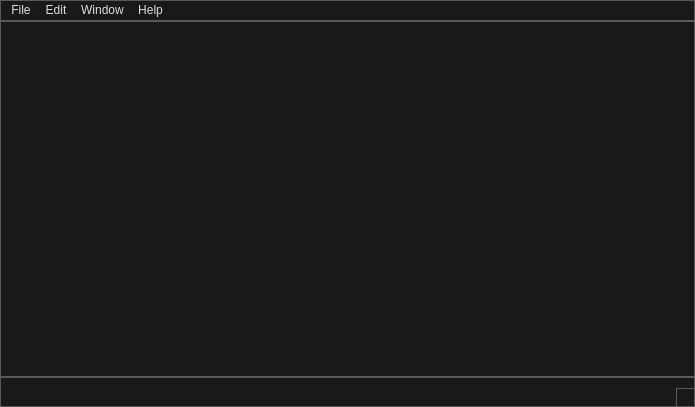
Qt form frontend/main/main_window.ui (XmYx/ainodes-pyside) before a commit.
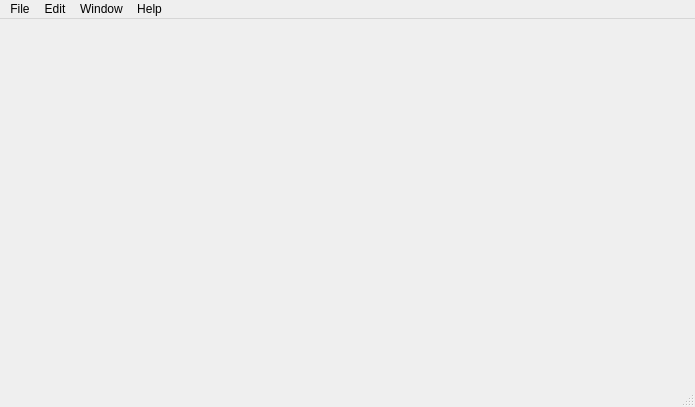
The same form after that commit.

Diff of the .ui file:
```diff
--- a/frontend/main/main_window.ui
+++ b/frontend/main/main_window.ui
@@ -23,287 +23,7 @@
    <double>1.000000000000000</double>
   </property>
   <property name="styleSheet">
-   <string notr="true">/*
-	Copyright 2013 Emanuel Claesson
-
-	Licensed under the Apache License, Version 2.0 (the &quot;License&quot;);
-	you may not use this file except in compliance with the License.
-	You may obtain a copy of the License at
-
-		http://www.apache.org/licenses/LICENSE-2.0
-
-	Unless required by applicable law or agreed to in writing, software
-	distributed under the License is distributed on an &quot;AS IS&quot; BASIS,
-	WITHOUT WARRANTIES OR CONDITIONS OF ANY KIND, either express or implied.
-	See the License for the specific language governing permissions and
-	limitations under the License.
-*/
-
-/*
-	COLOR_DARK     = #191919
-	COLOR_MEDIUM   = #353535
-	COLOR_MEDLIGHT = #5A5A5A
-	COLOR_LIGHT    = #DDDDDD
-	COLOR_ACCENT   = #3D7848
-*/
-
-* {
-	background: #191919;
-	color: #DDDDDD;
-	border: 1px solid #5A5A5A;
-}
-
-QWidget::item:selected {
-	background: #3D7848;
-}
-
-QCheckBox, QRadioButton {
-	border: none;
-}
-
-QRadioButton::indicator, QCheckBox::indicator {
-	width: 13px;
-	height: 13px;
-}
-
-QRadioButton::indicator::unchecked, QCheckBox::indicator::unchecked {
-	border: 1px solid #5A5A5A;
-	background: none;
-}
-
-QRadioButton::indicator:unchecked:hover, QCheckBox::indicator:unchecked:hover {
-	border: 1px solid #DDDDDD;
-}
-
-QRadioButton::indicator::checked, QCheckBox::indicator::checked {
-	border: 1px solid #5A5A5A;
-	background: #5A5A5A;
-}
-
-QRadioButton::indicator:checked:hover, QCheckBox::indicator:checked:hover {
-	border: 1px solid #DDDDDD;
-	background: #DDDDDD;
-}
-
-QGroupBox {
-	margin-top: 6px;
-}
-
-QGroupBox::title {
-	top: -7px;
-	left: 7px;
-}
-
-QScrollBar {
-	border: 1px solid #5A5A5A;
-	background: #191919;
-}
-
-QScrollBar:horizontal {
-	height: 15px;
-	margin: 0px 0px 0px 32px;
-}
-
-QScrollBar:vertical {
-	width: 15px;
-	margin: 32px 0px 0px 0px;
-}
-
-QScrollBar::handle {
-	background: #353535;
-	border: 1px solid #5A5A5A;
-}
-
-QScrollBar::handle:horizontal {
-	border-width: 0px 1px 0px 1px;
-}
-
-QScrollBar::handle:vertical {
-	border-width: 1px 0px 1px 0px;
-}
-
-QScrollBar::handle:horizontal {
-	min-width: 20px;
-}
-
-QScrollBar::handle:vertical {
-	min-height: 20px;
-}
-
-QScrollBar::add-line, QScrollBar::sub-line {
-	background:#353535;
-	border: 1px solid #5A5A5A;
-	subcontrol-origin: margin;
-}
-
-QScrollBar::add-line {
-	position: absolute;
-}
-
-QScrollBar::add-line:horizontal {
-	width: 15px;
-	subcontrol-position: left;
-	left: 15px;
-}
-
-QScrollBar::add-line:vertical {
-	height: 15px;
-	subcontrol-position: top;
-	top: 15px;
-}
-
-QScrollBar::sub-line:horizontal {
-	width: 15px;
-	subcontrol-position: top left;
-}
-
-QScrollBar::sub-line:vertical {
-	height: 15px;
-	subcontrol-position: top;
-}
-
-QScrollBar:left-arrow, QScrollBar::right-arrow, QScrollBar::up-arrow, QScrollBar::down-arrow {
-	border: 1px solid #5A5A5A;
-	width: 3px;
-	height: 3px;
-}
-
-QScrollBar::add-page, QScrollBar::sub-page {
-	background: none;
-}
-
-QAbstractButton:hover {
-	background: #353535;
-}
-
-QAbstractButton:pressed {
-	background: #5A5A5A;
-}
-
-QAbstractItemView {
-	show-decoration-selected: 1;
-	selection-background-color: #3D7848;
-	selection-color: #DDDDDD;
-	alternate-background-color: #353535;
-}
-
-QHeaderView {
-	border: 1px solid #5A5A5A;
-}
-
-QHeaderView::section {
-	background: #191919;
-	border: 1px solid #5A5A5A;
-	padding: 4px;
-}
-
-QHeaderView::section:selected, QHeaderView::section::checked {
-	background: #353535;
-}
-
-QTableView {
-	gridline-color: #5A5A5A;
-}
-
-QTabBar {
-	margin-left: 2px;
-}
-
-QTabBar::tab {
-	border-radius: 0px;
-	padding: 4px;
-	margin: 4px;
-}
-
-QTabBar::tab:selected {
-	background: #353535;
-}
-
-QComboBox::down-arrow {
-	border: 1px solid #5A5A5A;
-	background: #353535;
-}
-
-QComboBox::drop-down {
-	border: 1px solid #5A5A5A;
-	background: #353535;
-}
-
-QComboBox::down-arrow {
-	width: 3px;
-	height: 3px;
-	border: 1px solid #5A5A5A;
-}
-
-QAbstractSpinBox {
-	padding-right: 15px;
-}
-
-QAbstractSpinBox::up-button, QAbstractSpinBox::down-button {
-	border: 1px solid #5A5A5A;
-	background: #353535;
-	subcontrol-origin: border;
-}
-
-QAbstractSpinBox::up-arrow, QAbstractSpinBox::down-arrow {
-	width: 3px;
-	height: 3px;
-	border: 1px solid #5A5A5A;
-}
-
-QSlider {
-	border: none;
-}
-
-QSlider::groove:horizontal {
-	height: 5px;
-	margin: 4px 0px 4px 0px;
-}
-
-QSlider::groove:vertical {
-	width: 5px;
-	margin: 0px 4px 0px 4px;
-}
-
-QSlider::handle {
-	border: 1px solid #5A5A5A;
-	background: #353535;
-}
-
-QSlider::handle:horizontal {
-	width: 15px;
-	margin: -4px 0px -4px 0px;
-}
-
-QSlider::handle:vertical {
-	height: 15px;
-	margin: 0px -4px 0px -4px;
-}
-
-QSlider::add-page:vertical, QSlider::sub-page:horizontal {
-	background: #3D7848;
-}
-
-QSlider::sub-page:vertical, QSlider::add-page:horizontal {
-	background: #353535;
-}
-
-QLabel {
-	border: none;
-}
-
-QProgressBar {
-	text-align: center;
-}
-
-QProgressBar::chunk {
-	width: 1px;
-	background-color: #3D7848;
-}
-
-QMenu::separator {
-	background: #353535;
-}</string>
+   <string notr="true"/>
   </property>
   <widget class="QWidget" name="centralwidget"/>
   <widget class="QMenuBar" name="menubar">
@@ -312,7 +32,7 @@
      <x>0</x>
      <y>0</y>
      <width>695</width>
-     <height>20</height>
+     <height>18</height>
     </rect>
    </property>
    <widget class="QMenu" name="menuFile">
```
